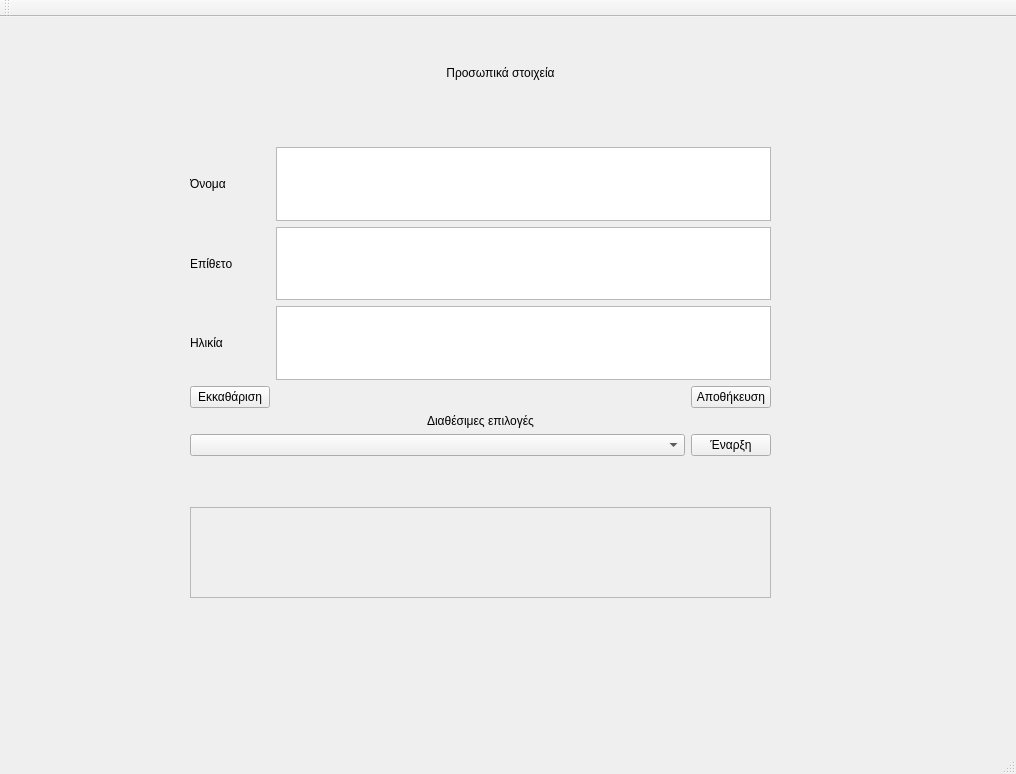
First picture: the form in user_interface/resources/menu.ui, repository smattha/robotHuman, before the edit.
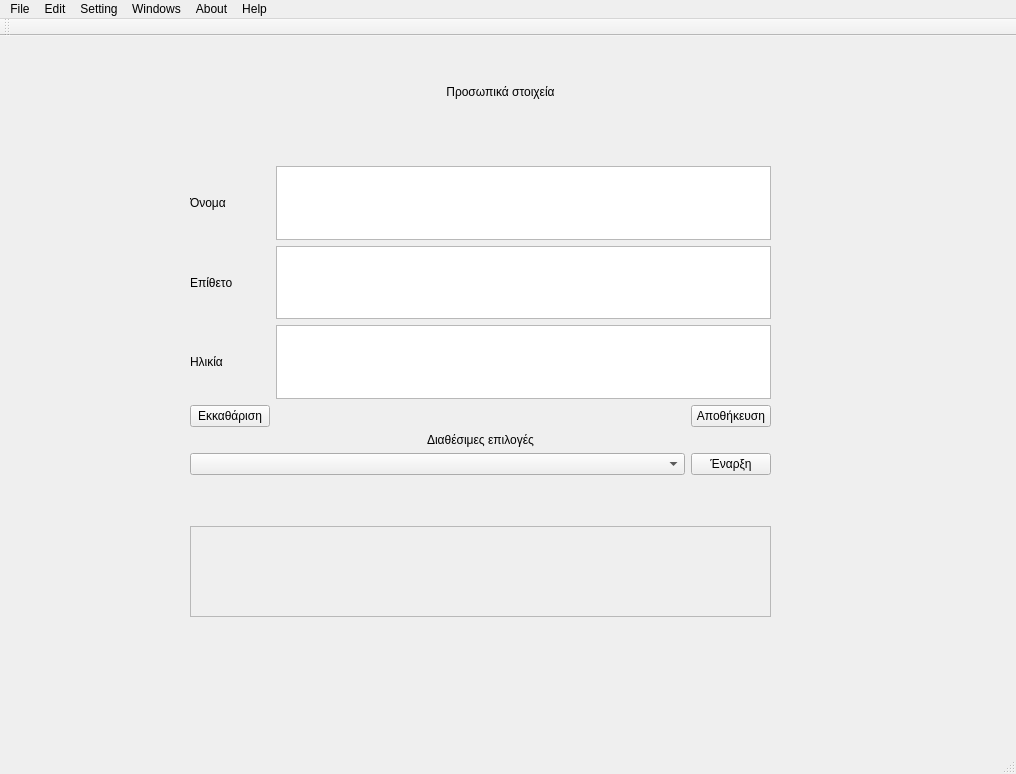
Second picture: the form after the edit. The open tabs and pages were chosen to show the change.

```diff
--- a/user_interface/resources/menu.ui
+++ b/user_interface/resources/menu.ui
@@ -1358,6 +1358,58 @@
      <height>22</height>
     </rect>
    </property>
+   <widget class="QMenu" name="menu">
+    <property name="title">
+     <string>File</string>
+    </property>
+    <addaction name="actionExport_Data"/>
+   </widget>
+   <widget class="QMenu" name="menuEdit">
+    <property name="title">
+     <string>Edit</string>
+    </property>
+   </widget>
+   <widget class="QMenu" name="menuSetting">
+    <property name="title">
+     <string>Setting</string>
+    </property>
+    <addaction name="actionMedia_Files_Folder"/>
+   </widget>
+   <widget class="QMenu" name="menuWindows">
+    <property name="title">
+     <string>Windows</string>
+    </property>
+    <widget class="QMenu" name="menuMove_to_Activity">
+     <property name="title">
+      <string>Move to Activity</string>
+     </property>
+     <addaction name="actionActivity_1"/>
+     <addaction name="actionActivity_2"/>
+     <addaction name="actionActivity_3"/>
+     <addaction name="actionActivity_4"/>
+     <addaction name="actionActivity_5"/>
+     <addaction name="actionActivity_6"/>
+    </widget>
+    <addaction name="menuMove_to_Activity"/>
+    <addaction name="actionMain_Menu"/>
+   </widget>
+   <widget class="QMenu" name="menuAbout">
+    <property name="title">
+     <string>About</string>
+    </property>
+   </widget>
+   <widget class="QMenu" name="menuHelp">
+    <property name="title">
+     <string>Help</string>
+    </property>
+    <addaction name="actionAAbout"/>
+   </widget>
+   <addaction name="menu"/>
+   <addaction name="menuEdit"/>
+   <addaction name="menuSetting"/>
+   <addaction name="menuWindows"/>
+   <addaction name="menuAbout"/>
+   <addaction name="menuHelp"/>
   </widget>
   <widget class="QStatusBar" name="statusbar"/>
   <widget class="QToolBar" name="toolBar">
```
Left out of the diff: 52 changed lines with no effect on the pictures.
